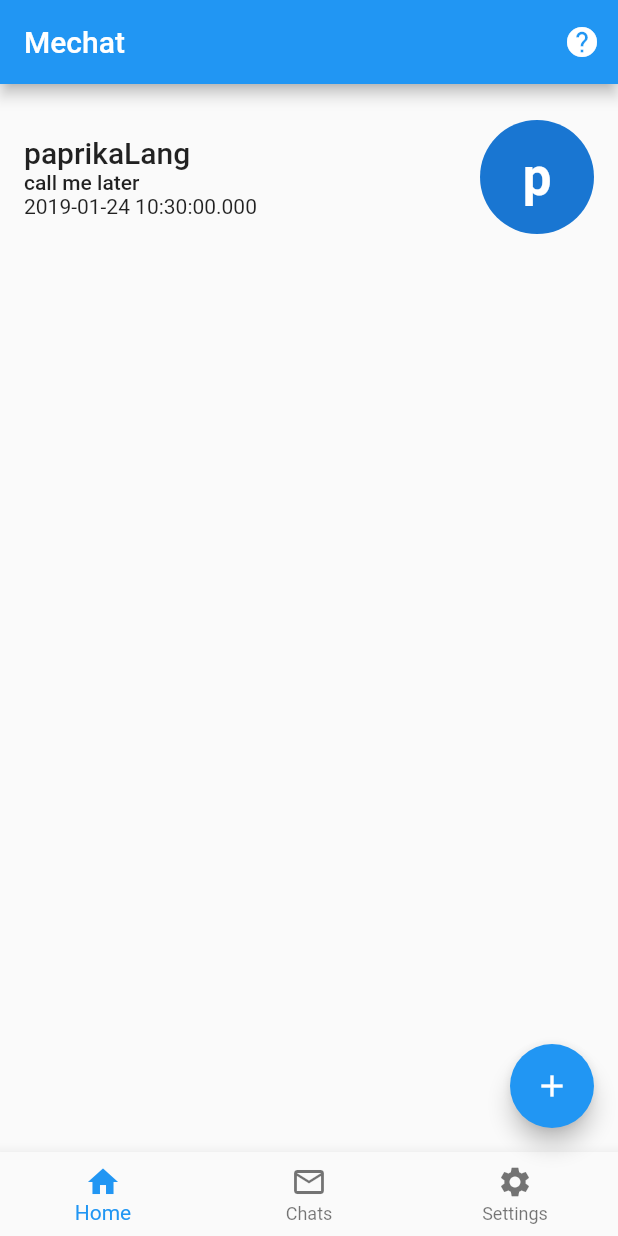
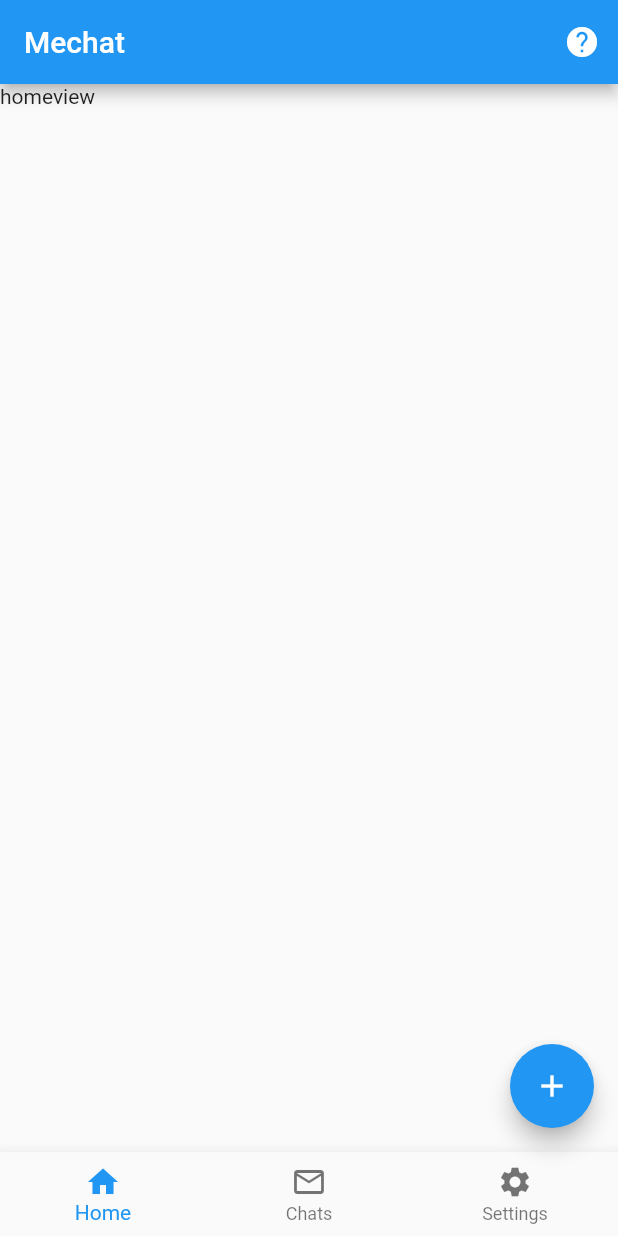
Before and after one commit to paprikaLang/flutter-demo, a Flutter app: the screen it shows after launch, on a phone screen of 412 x 824 dp. Run offline on Flutter 3.47's test engine with Material 2 defaults, Android fonts, the phone set to English and light mode, and no system bars.

```diff
--- a/lib/scaffold.dart
+++ b/lib/scaffold.dart
@@ -1,6 +1,9 @@
 import 'package:flutter/material.dart';
-import 'ChatHead.dart';
-import 'ChatView.dart';
+// import 'ChatHead.dart';
+// import 'ChatView.dart';
+import 'views/ChatHistory.dart';
+import 'views/HomeView.dart';
+import 'views/SettingsView.dart';
 
 class ChatApp extends StatefulWidget {
   _ChatAppState createState() => _ChatAppState();
@@ -21,14 +24,7 @@ class _ChatAppState extends State<ChatApp> {
             )
           ],
         ),
-        body: ListView(
-          children: <Widget>[
-            ChatHead(
-                friendName: "paprikaLang",
-                lastMessage: "call me later",
-                messageTime: DateTime.now())
-          ],
-        ),
+        body: selectedScreen(_currentIndex),
         bottomNavigationBar: BottomNavigationBar(
           currentIndex: _currentIndex,
           items: <BottomNavigationBarItem>[
@@ -54,4 +50,21 @@ class _ChatAppState extends State<ChatApp> {
       // home: ChatView()
     );
   }
+
+  Widget selectedScreen(int _index) {
+    switch (_index) {
+      case 0:
+        return HomeView();
+        break;
+      case 1:
+        return ChatHistory();
+        break;
+      case 2:
+        return SettingsView();
+        break;
+      default:
+        return HomeView();
+        break;
+    }
+  }
 }
--- /dev/null
+++ b/lib/views/HomeView.dart
@@ -0,0 +1,14 @@
+import 'package:flutter/material.dart';
+
+class HomeView extends StatefulWidget {
+  _HomeViewState createState() => _HomeViewState();
+}
+
+class _HomeViewState extends State<HomeView> {
+  @override
+  Widget build(BuildContext context) {
+    return Container(
+      child: Text("homeview"),
+    );
+  }
+}
--- a/pubspec.yaml
+++ b/pubspec.yaml
@@ -39,7 +39,10 @@ flutter:
   uses-material-design: true
 
   # To add assets to your application, add an assets section, like this:
-  # assets:
+  assets:
+    - assets/messageDetails.json
+    - assets/recentChats.json
+    - assets/avatar.jpg
   #  - images/a_dot_burr.jpeg
   #  - images/a_dot_ham.jpeg
 
```
Also changed, not shown: assets/messageDetails.json (added, +25 -0 lines), assets/recentChats.json (added, +12 -0 lines), lib/ChatHead.dart (+17 -6 lines), lib/ChatMessages.dart (+16 -9 lines), lib/ChatView.dart (+69 -22 lines), lib/views/ChatHistory.dart (added, +55 -0 lines), lib/views/Helper.dart (added, +14 -0 lines), lib/views/SettingsView.dart (added, +14 -0 lines), assets/avatar.jpg (added).
